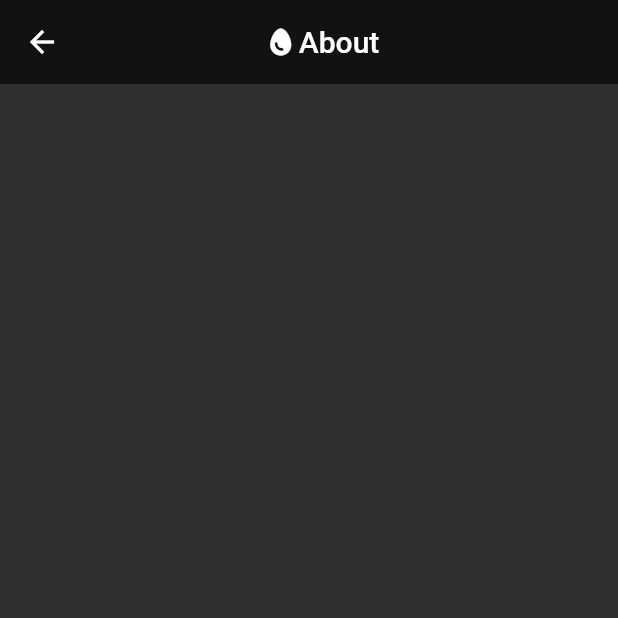
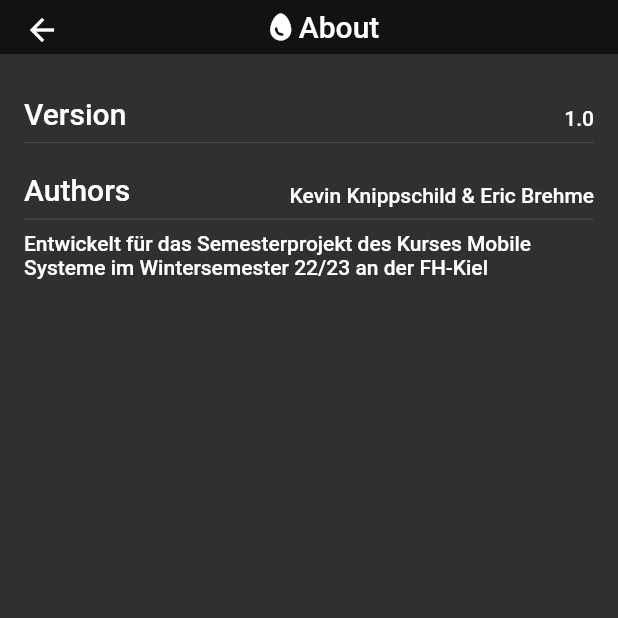
Before and after one commit to ericbrehme/perfegged, a Flutter app: the About screen opened by its route, on a phone screen of 412 x 824 dp, the top half of it. Run offline on Flutter 3.47's test engine with Material 2 defaults, Android fonts, the phone set to English and light mode, and no system bars; our stand-ins replace cloud_firestore, firebase_auth, firebase_core, flutter_signin_button, google_sign_in, location and 3 more; missing offline and left inert: flutter_ringtone_player; accounts and stored records are empty; network calls fail.

Commit message:
commit den schiet

```diff
--- a/lib/about.dart
+++ b/lib/about.dart
@@ -1,5 +1,4 @@
 import 'package:flutter/material.dart';
-
 import 'functional_elements/appbar.dart';
 
 class About extends StatelessWidget {
@@ -9,7 +8,51 @@ const About({ Key? key }) : super(key: key);
   Widget build(BuildContext context){
     return Scaffold(
       appBar: MyAppBar(title: 'About'),
-      body: Container(),
+      body: Padding(
+        padding: const EdgeInsets.all(16.0),
+        child: Column(
+          crossAxisAlignment: CrossAxisAlignment.start,
+          textDirection: TextDirection.ltr,
+          children: [
+            aboutEntry(context, title: "Version", value: "1.0"),
+            Divider(),
+            aboutEntry(context, title: "Authors", value: "Kevin Knippschild & Eric Brehme"),
+            Divider(),
+            Flexible(
+              child: Text(
+                "Entwickelt für das Semesterprojekt des Kurses Mobile Systeme im Wintersemester 22/23 an der FH-Kiel",
+                style: Theme.of(context).textTheme.bodyLarge,
+                ),
+            )
+          ],
+        ),
+      ),
       );
   }
+
+  Widget aboutEntry(
+    BuildContext context,
+  {
+    required String title,
+    required String value
+  }) {
+    return Padding(
+      padding: const EdgeInsets.fromLTRB(0, 12, 0, 0),
+      child: Row(
+        mainAxisAlignment: MainAxisAlignment.spaceBetween,
+        crossAxisAlignment: CrossAxisAlignment.end,
+        children: [
+          Text(
+            title,
+            style: Theme.of(context).textTheme.headline6,
+            textAlign: TextAlign.left,
+          ),
+          Text(
+            value,
+            style: Theme.of(context).textTheme.bodyLarge,
+          ),
+        ]
+      ),
+    );
+  }
 }
--- a/lib/dataclasses/appstate.dart
+++ b/lib/dataclasses/appstate.dart
@@ -55,11 +55,11 @@ class AppState extends ChangeNotifier {
       }
     }
   } */
-
+/*
   notify() {
     notifyListeners();
   }
-
+ */
   static Future? _initDone;
   static Future? get initializingDone => _initDone;
 
--- a/lib/functional_elements/appbar.dart
+++ b/lib/functional_elements/appbar.dart
@@ -17,5 +17,6 @@ class MyAppBar extends AppBar {
           centerTitle: true,
           // backgroundColor: Colors.grey[700],
           elevation: 0,
+          toolbarHeight: 36
         );
 }
```
Also changed, not shown: lib/functional_elements/dropdownbutton.dart (deleted, +0 -39 lines), lib/myLogin.dart (+40 -7 lines), lib/presets.dart (+2 -9 lines), 1 other file.
